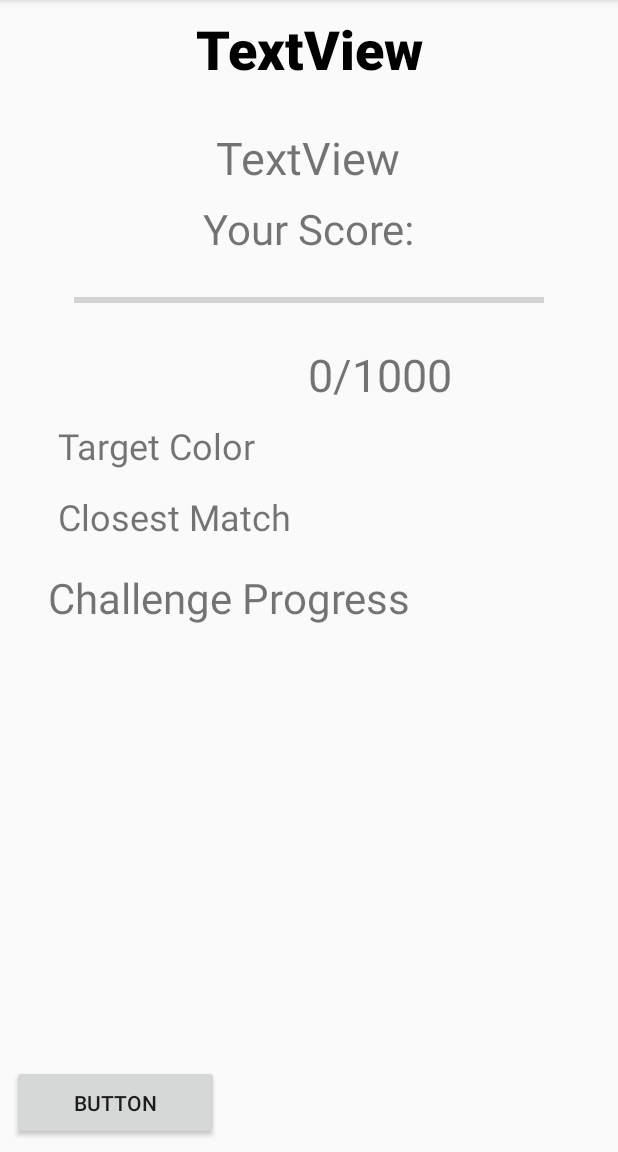
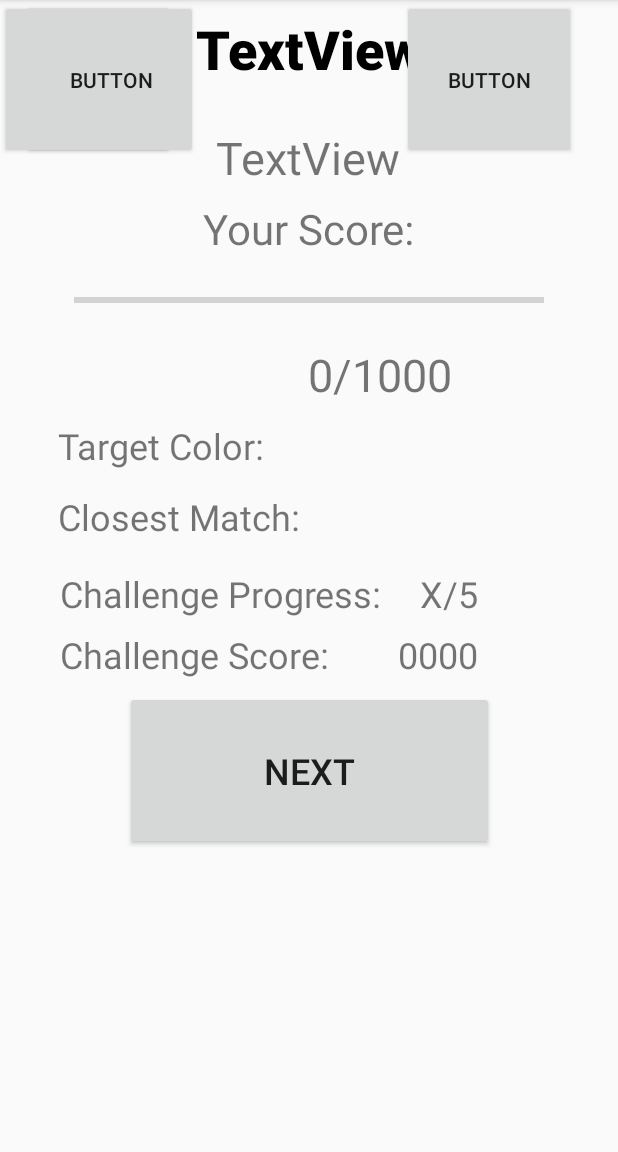
Before and after one commit to WeatheRay/colorHunt, an Android app: the Results screen opened directly, with no data from a screen before it, on a phone screen of 412 x 824 dp, the part 84-1236 px from its top. Run offline under Robolectric (Android 15) with nearby library versions, the phone set to English and light mode, and no system bars; 2 statements that could not run were skipped.

```diff
--- a/app/src/main/res/layout/activity_results.xml
+++ b/app/src/main/res/layout/activity_results.xml
@@ -5,6 +5,23 @@
     android:layout_width="match_parent"
     android:layout_height="match_parent"
     tools:context=".Results">
+
+    <Button
+        android:id="@+id/open_home_button"
+        android:layout_width="116dp"
+        android:layout_height="106dp"
+        android:text="Button"
+        tools:layout_editor_absoluteX="141dp"
+        tools:layout_editor_absoluteY="594dp" />
+
+    <Button
+        android:id="@+id/stats_button"
+        android:layout_width="116dp"
+        android:layout_height="106dp"
+        android:layout_marginEnd="28dp"
+        android:text="Button"
+        app:layout_constraintEnd_toEndOf="parent"
+        tools:layout_editor_absoluteY="594dp" />
 
     <TextView
         android:id="@+id/textView3"
@@ -58,7 +75,7 @@
         android:layout_marginTop="8dp"
         android:layout_marginEnd="8dp"
         android:max="1000"
-        android:progressTint="@color/colorPrimary"
+        android:progressTint="@android:color/holo_green_dark"
         android:visibility="visible"
         app:layout_constraintEnd_toEndOf="parent"
         app:layout_constraintStart_toStartOf="parent"
@@ -85,7 +102,7 @@
         android:layout_marginStart="48dp"
         android:layout_marginTop="12dp"
         android:layout_marginEnd="8dp"
-        android:text="Target Color"
+        android:text="Target Color:"
         android:textSize="24sp"
         app:layout_constraintEnd_toStartOf="@+id/guideline3"
         app:layout_constraintHorizontal_bias="1.0"
@@ -101,20 +118,24 @@
 
     <ImageView
         android:id="@+id/target_imageview"
-        android:layout_width="83dp"
-        android:layout_height="42dp"
+        android:layout_width="48sp"
+        android:layout_height="39dp"
         android:layout_marginStart="32dp"
         android:layout_marginTop="12dp"
+        android:layout_marginEnd="8dp"
+        app:layout_constraintEnd_toStartOf="@+id/guideline5"
         app:layout_constraintStart_toEndOf="@+id/textView8"
         app:layout_constraintTop_toBottomOf="@+id/textView7"
         tools:srcCompat="@tools:sample/avatars" />
 
     <ImageView
         android:id="@+id/closest_imageview"
-        android:layout_width="83dp"
-        android:layout_height="42dp"
+        android:layout_width="39sp"
+        android:layout_height="39sp"
         android:layout_marginStart="24dp"
         android:layout_marginTop="8dp"
+        android:layout_marginEnd="8dp"
+        app:layout_constraintEnd_toStartOf="@+id/guideline5"
         app:layout_constraintStart_toStartOf="@+id/guideline3"
         app:layout_constraintTop_toBottomOf="@+id/target_imageview"
         tools:srcCompat="@tools:sample/avatars" />
@@ -126,7 +147,7 @@
         android:layout_marginStart="8dp"
         android:layout_marginTop="4dp"
         android:layout_marginEnd="8dp"
-        android:text="Closest Match"
+        android:text="Closest Match:"
         android:textSize="24sp"
         app:layout_constraintEnd_toStartOf="@+id/guideline3"
         app:layout_constraintHorizontal_bias="1.0"
@@ -134,24 +155,83 @@
         app:layout_constraintTop_toBottomOf="@+id/textView8" />
 
     <Button
-        android:id="@+id/button"
-        android:layout_width="138dp"
-        android:layout_height="50dp"
+        android:id="@+id/play_again_button"
+        android:layout_width="116dp"
+        android:layout_height="106dp"
+        android:layout_marginStart="16dp"
+        android:text="Button"
+        app:layout_constraintStart_toStartOf="parent"
+        tools:layout_editor_absoluteY="594dp" />
+
+    <Button
+        android:id="@+id/next_color_button"
+        android:layout_width="246dp"
+        android:layout_height="106dp"
         android:layout_marginStart="8dp"
-        android:layout_marginBottom="8dp"
-        android:text="Button"
-        app:layout_constraintBottom_toBottomOf="parent"
-        app:layout_constraintStart_toStartOf="parent" />
+        android:layout_marginTop="8dp"
+        android:layout_marginEnd="8dp"
+        android:text="Next"
+        android:textSize="24sp"
+        app:layout_constraintEnd_toEndOf="parent"
+        app:layout_constraintStart_toStartOf="parent"
+        app:layout_constraintTop_toBottomOf="@+id/textView12" />
 
     <TextView
         android:id="@+id/textView10"
         android:layout_width="wrap_content"
         android:layout_height="wrap_content"
-        android:layout_marginStart="32dp"
+        android:layout_marginStart="40dp"
         android:layout_marginTop="8dp"
-        android:text="Challenge Progress"
-        android:textSize="28sp"
+        android:text="Challenge Progress:"
+        android:textSize="24sp"
         app:layout_constraintStart_toStartOf="parent"
         app:layout_constraintTop_toBottomOf="@+id/textView9" />
 
+    <TextView
+        android:id="@+id/challenge_progress_textview"
+        android:layout_width="wrap_content"
+        android:layout_height="wrap_content"
+        android:layout_marginStart="8dp"
+        android:layout_marginTop="12dp"
+        android:layout_marginEnd="8dp"
+        android:text="X/5"
+        android:textAlignment="textEnd"
+        android:textSize="24sp"
+        app:layout_constraintEnd_toStartOf="@+id/guideline5"
+        app:layout_constraintHorizontal_bias="0.586"
+        app:layout_constraintStart_toStartOf="@+id/guideline3"
+        app:layout_constraintTop_toBottomOf="@+id/closest_imageview" />
+
+    <TextView
+        android:id="@+id/textView12"
+        android:layout_width="wrap_content"
+        android:layout_height="wrap_content"
+        android:layout_marginStart="40dp"
+        android:layout_marginTop="8dp"
+        android:text="Challenge Score:"
+        android:textSize="24sp"
+        app:layout_constraintStart_toStartOf="parent"
+        app:layout_constraintTop_toBottomOf="@+id/textView10" />
+
+    <android.support.constraint.Guideline
+        android:id="@+id/guideline5"
+        android:layout_width="wrap_content"
+        android:layout_height="wrap_content"
+        android:orientation="vertical"
+        app:layout_constraintGuide_end="49dp" />
+
+    <TextView
+        android:id="@+id/textView13"
+        android:layout_width="wrap_content"
+        android:layout_height="wrap_content"
+        android:layout_marginStart="8dp"
+        android:layout_marginTop="8dp"
+        android:layout_marginEnd="8dp"
+        android:text="0000"
+        android:textAlignment="textEnd"
+        android:textSize="24sp"
+        app:layout_constraintEnd_toStartOf="@+id/guideline5"
+        app:layout_constraintStart_toStartOf="@+id/guideline3"
+        app:layout_constraintTop_toBottomOf="@+id/challenge_progress_textview" />
+
 </android.support.constraint.ConstraintLayout>
```
Also changed, not shown: app/src/main/res/drawable/logo.png (added).
